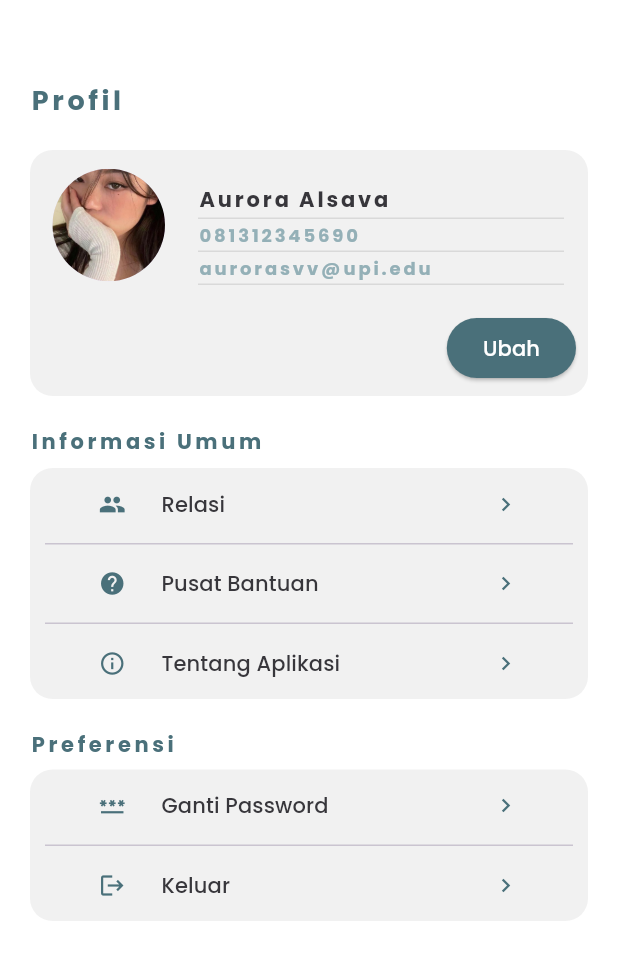
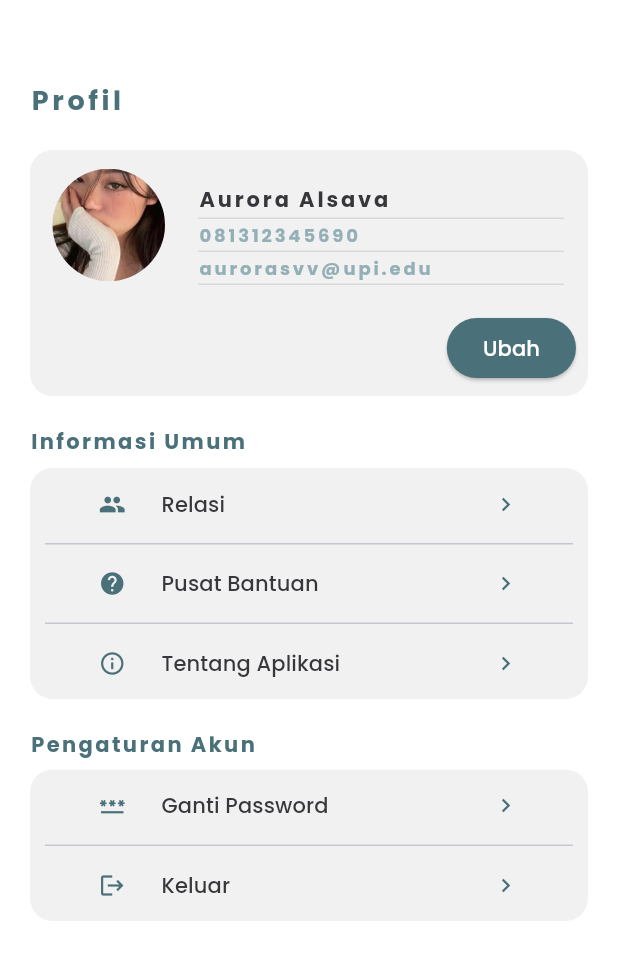
Before and after one commit to FRQNC/TP2PROVIS2024C1, a Flutter app: the screen it shows after launch, on a phone screen of 412 x 824 dp. Shown: the top 960 px of the screen. Run offline on Flutter 3.47's test engine with Material 3 defaults, Android fonts, the phone set to English and light mode, and no system bars.

```diff
--- a/tp2_provis/lib/main.dart
+++ b/tp2_provis/lib/main.dart
@@ -147,7 +147,7 @@ class ProfilePage extends StatelessWidget {
                                 color: textColor,
                                 fontSize: 14.0,
                                 fontWeight: FontWeight.bold,
-                                letterSpacing: 2.4)),
+                                letterSpacing: 1.6)),
                         const SizedBox(height: 8.0),
                         Container(
                           padding: const EdgeInsets.symmetric(horizontal: 10),
@@ -243,15 +243,15 @@ class ProfilePage extends StatelessWidget {
                     ),
                     const SizedBox(height: 20.0),
                     Column(
-                      // Preferensi
+                      // Pengaturan Akun
                       crossAxisAlignment: CrossAxisAlignment.start,
                       children: <Widget>[
-                        Text("Preferensi",
+                        Text("Pengaturan Akun",
                             style: TextStyle(
                                 color: textColor,
                                 fontSize: 14.0,
                                 fontWeight: FontWeight.bold,
-                                letterSpacing: 2.4)),
+                                letterSpacing: 1.6)),
                         const SizedBox(height: 7.0),
                         Container(
                           padding: const EdgeInsets.symmetric(horizontal: 10),
```
Also changed, not shown: 3 other files.
